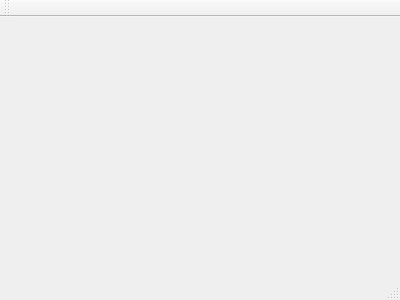
Before: the Qt Designer form AnonPlus-BitCoinMiner/mainwindow.ui in AnonPlusDev/anonplus-bitcoin-miner, drawn with Qt 5.
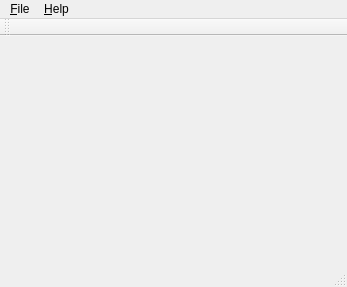
After: the same form once the commit is applied.

```diff
--- a/AnonPlus-BitCoinMiner/mainwindow.ui
+++ b/AnonPlus-BitCoinMiner/mainwindow.ui
@@ -1,24 +1,60 @@
 <ui version="4.0">
  <class>MainWindow</class>
- <widget class="QMainWindow" name="MainWindow" >
-  <property name="geometry" >
+ <widget class="QMainWindow" name="MainWindow">
+  <property name="geometry">
    <rect>
     <x>0</x>
     <y>0</y>
-    <width>400</width>
-    <height>300</height>
+    <width>347</width>
+    <height>287</height>
    </rect>
   </property>
   <property name="windowTitle" >
    <string>MainWindow</string>
   </property>
-  <widget class="QMenuBar" name="menuBar" />
-  <widget class="QToolBar" name="mainToolBar" />
-  <widget class="QWidget" name="centralWidget" />
-  <widget class="QStatusBar" name="statusBar" />
+  <property name="locale">
+   <locale language="English" country="UnitedStates"/>
+  </property>
+  <widget class="QWidget" name="centralWidget"/>
+  <widget class="QMenuBar" name="menuBar">
+   <property name="geometry">
+    <rect>
+     <x>0</x>
+     <y>0</y>
+     <width>347</width>
+     <height>23</height>
+    </rect>
+   </property>
+   <widget class="QMenu" name="menu_File">
+    <property name="title">
+     <string>&amp;File</string>
+    </property>
+   </widget>
+   <widget class="QMenu" name="menu_help">
+    <property name="title">
+     <string>&amp;Help</string>
+    </property>
+    <addaction name="action_About"/>
+   </widget>
+   <addaction name="menu_File"/>
+   <addaction name="menu_help"/>
+  </widget>
+  <widget class="QToolBar" name="mainToolBar">
+   <attribute name="toolBarArea">
+    <enum>TopToolBarArea</enum>
+   </attribute>
+   <attribute name="toolBarBreak">
+    <bool>false</bool>
+   </attribute>
+  </widget>
+  <widget class="QStatusBar" name="statusBar"/>
+  <action name="action_About">
+   <property name="text">
+    <string>&amp;About</string>
+   </property>
+  </action>
  </widget>
- <layoutDefault spacing="6" margin="11" />
- <pixmapfunction></pixmapfunction>
+ <layoutdefault spacing="6" margin="11"/>
  <resources/>
  <connections/>
 </ui>
```
Left out of the diff: 5 changed lines with no effect on the pictures.
